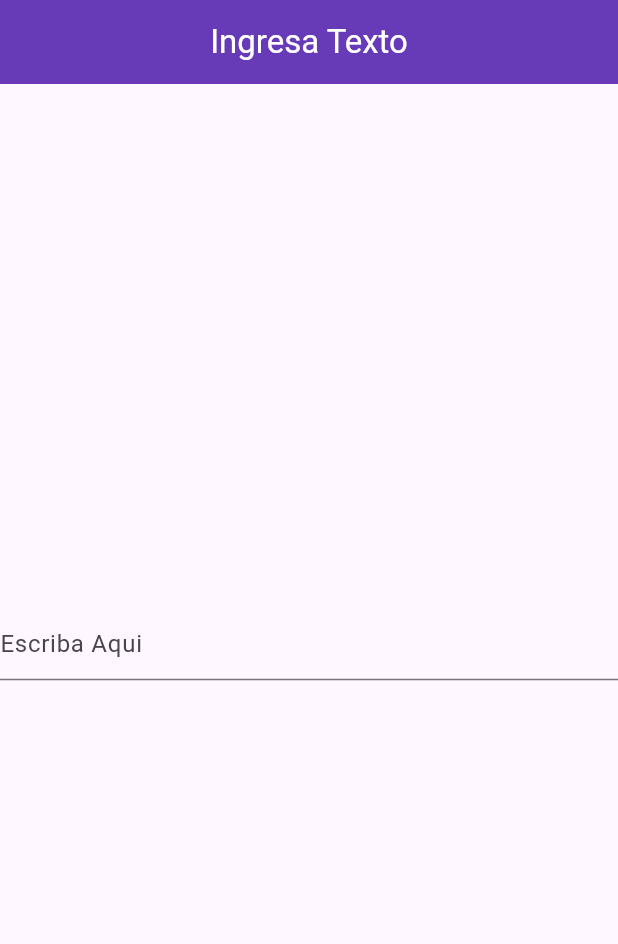
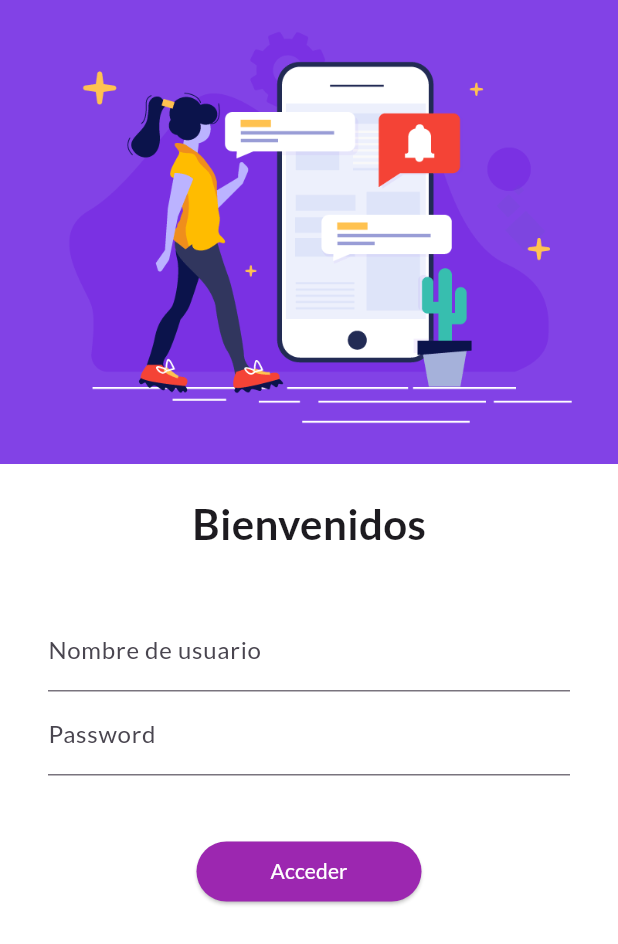
Before and after one commit to Eliseo128/myapp, a Flutter app: the screen it shows after launch, on a phone screen of 412 x 824 dp. Shown: the top 944 px of the screen. Run offline on Flutter 3.47's test engine with Material 3 defaults, Android fonts, the phone set to English and light mode, and no system bars; our stand-ins replace google_fonts.

Commit message:
rutas version 2

```diff
--- a/lib/ingresa_Texto.dart
+++ /dev/null
@@ -1,39 +0,0 @@
-import 'package:flutter/material.dart';
-
-class IngresaTexto extends StatefulWidget {
-  const IngresaTexto({super.key});
-
-  @override
-  State<IngresaTexto> createState() => _IngresaTextoState();
-}
-
-class _IngresaTextoState extends State<IngresaTexto> {
-  String resultado = "";
-  @override
-  Widget build(BuildContext context) {
-    return Scaffold(
-      appBar: AppBar(
-        title:
-            const Text('Ingresa Texto', style: TextStyle(color: Colors.white)),
-        backgroundColor: Colors.deepPurple,
-        centerTitle: true,
-      ),
-      body: Center(
-        child: Column(
-          mainAxisAlignment: MainAxisAlignment.center,
-          children: [
-            TextField(
-              decoration: const InputDecoration(hintText: 'Escriba Aqui'),
-              onChanged: (String str) {
-                setState(() {
-                  resultado = str;
-                });
-              },
-            ),
-            Text(resultado),
-          ],
-        ),
-      ),
-    );
-  }
-}
--- a/lib/main.dart
+++ b/lib/main.dart
@@ -1,5 +1,8 @@
 import 'package:flutter/material.dart';
-import 'package:myapp/ingresa_Texto.dart';
+import 'package:google_fonts/google_fonts.dart';
+import 'package:myapp/pages/home_page.dart';
+import 'package:myapp/pages/login_page.dart';
+import 'package:myapp/utils/routes.dart';
 
 void main() => runApp(const MyApp());
 
@@ -10,11 +13,20 @@ class MyApp extends StatelessWidget {
   Widget build(BuildContext context) {
     return MaterialApp(
       debugShowCheckedModeBanner: false,
-      title: 'Mi Texto',
+      themeMode: ThemeMode.light,
       theme: ThemeData(
         primarySwatch: Colors.blue,
+        fontFamily: GoogleFonts.lato().fontFamily,
       ),
-      home: const IngresaTexto(),
+      darkTheme: ThemeData(
+        brightness: Brightness.dark,
+      ),
+      initialRoute: "/",
+      routes: {
+        "/": (context) => const LoginPage(),
+        MyRoutes.homeRoute: (context) => const HomePage(),
+        MyRoutes.loginRoute: (context) => const LoginPage()
+      },
     );
   }
 }
--- /dev/null
+++ b/lib/pages/home_page.dart
@@ -0,0 +1,29 @@
+import 'package:flutter/material.dart';
+import 'package:intl/intl.dart';
+
+class HomePage extends StatefulWidget {
+  const HomePage({super.key});
+
+  @override
+  State<HomePage> createState() => _HomePageState();
+}
+
+class _HomePageState extends State<HomePage> {
+  String hoy = DateFormat('MMM d, y').format(DateTime.now());
+  final int dias = 30;
+
+  final String nombre = "Eliseo Nava";
+
+  @override
+  Widget build(BuildContext context) {
+    return Scaffold(
+      appBar: AppBar(
+        title: const Text("Rutas v2 app"),
+      ),
+      body: Center(
+        child: Text("Fecha $hoy ,tu nombre es $nombre"),
+      ),
+      drawer: const Drawer(),
+    );
+  }
+}
--- /dev/null
+++ b/lib/pages/login_page.dart
@@ -0,0 +1,69 @@
+import 'package:flutter/material.dart';
+import 'package:myapp/utils/routes.dart';
+
+class LoginPage extends StatelessWidget {
+  const LoginPage({super.key});
+
+  @override
+  Widget build(BuildContext context) {
+    return Material(
+        color: Colors.white,
+        child: SingleChildScrollView(
+          child: Column(
+            children: [
+              Image.asset(
+                "assets/login1.png",
+                fit: BoxFit.cover,
+              ),
+              const SizedBox(
+                height: 20.0,
+              ),
+              const Text(
+                "Bienvenidos",
+                style: TextStyle(
+                  fontSize: 28,
+                  fontWeight: FontWeight.bold,
+                ),
+              ),
+              const SizedBox(
+                height: 20.0,
+              ),
+              Padding(
+                padding: const EdgeInsets.symmetric(
+                    vertical: 16.0, horizontal: 32.0),
+                child: Column(
+                  children: [
+                    TextFormField(
+                      decoration: const InputDecoration(
+                        hintText: "Ingresa Nombre de usuario",
+                        labelText: "Nombre de usuario",
+                      ),
+                    ),
+                    TextFormField(
+                      obscureText: true,
+                      decoration: const InputDecoration(
+                        hintText: "Ingresa password",
+                        labelText: "Password",
+                      ),
+                    ),
+                    const SizedBox(
+                      height: 40.0,
+                    ),
+                    ElevatedButton(
+                      style: TextButton.styleFrom(
+                          backgroundColor: Colors.purple,
+                          foregroundColor: Colors.white,
+                          minimumSize: const Size(150, 40)),
+                      onPressed: () {
+                        Navigator.pushNamed(context, MyRoutes.homeRoute);
+                      },
+                      child: const Text("Acceder"),
+                    )
+                  ],
+                ),
+              )
+            ],
+          ),
+        ));
+  }
+}
--- /dev/null
+++ b/lib/utils/routes.dart
@@ -0,0 +1,4 @@
+class MyRoutes {
+  static String loginRoute = "/login";
+  static String homeRoute = "/home";
+}
--- a/pubspec.yaml
+++ b/pubspec.yaml
@@ -35,6 +35,8 @@ dependencies:
   # The following adds the Cupertino Icons font to your application.
   # Use with the CupertinoIcons class for iOS style icons.
   cupertino_icons: ^1.0.8
+  google_fonts: ^6.2.1
+  intl: ^0.20.1
 
 dev_dependencies:
   flutter_test:
```
Also changed, not shown: assets/andati.png (deleted), assets/azucar.jpg (deleted), assets/cafe-coffee.gif (deleted), assets/coffeeBeans.png (deleted), assets/login1.png (added), pubspec.lock, z_recursos/image-1.png, z_recursos/image.png, 1 other file.
